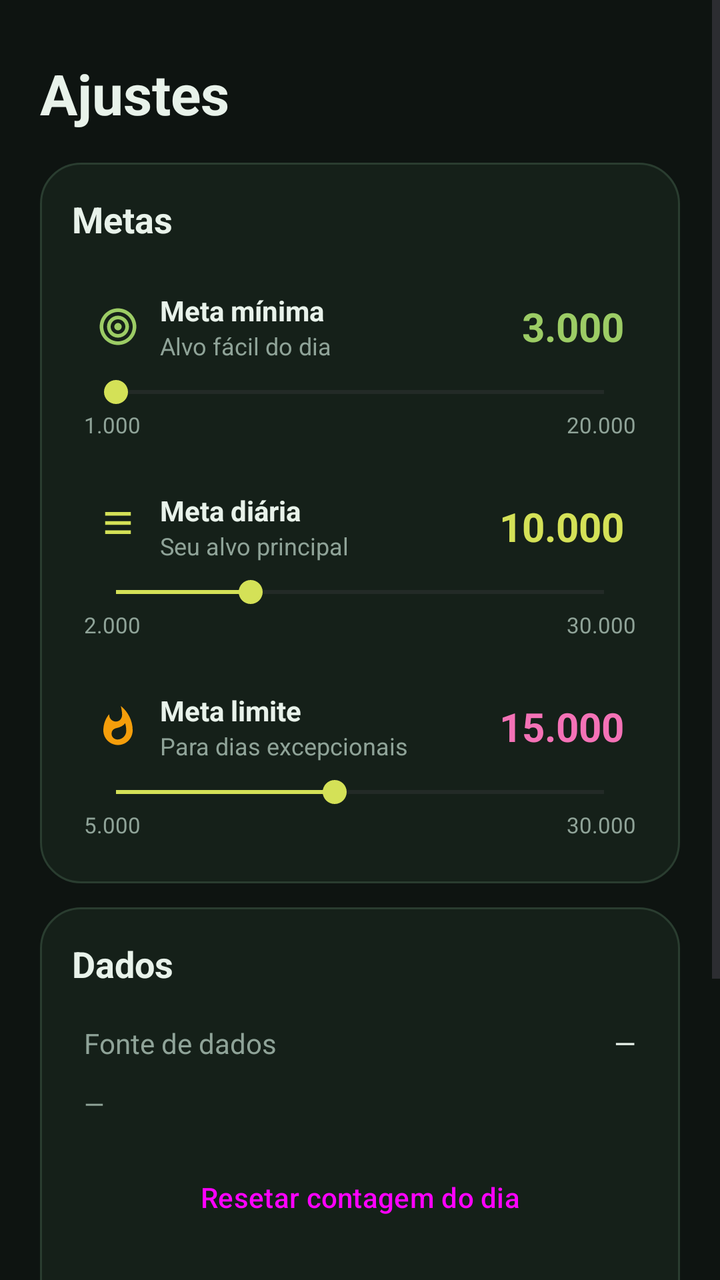
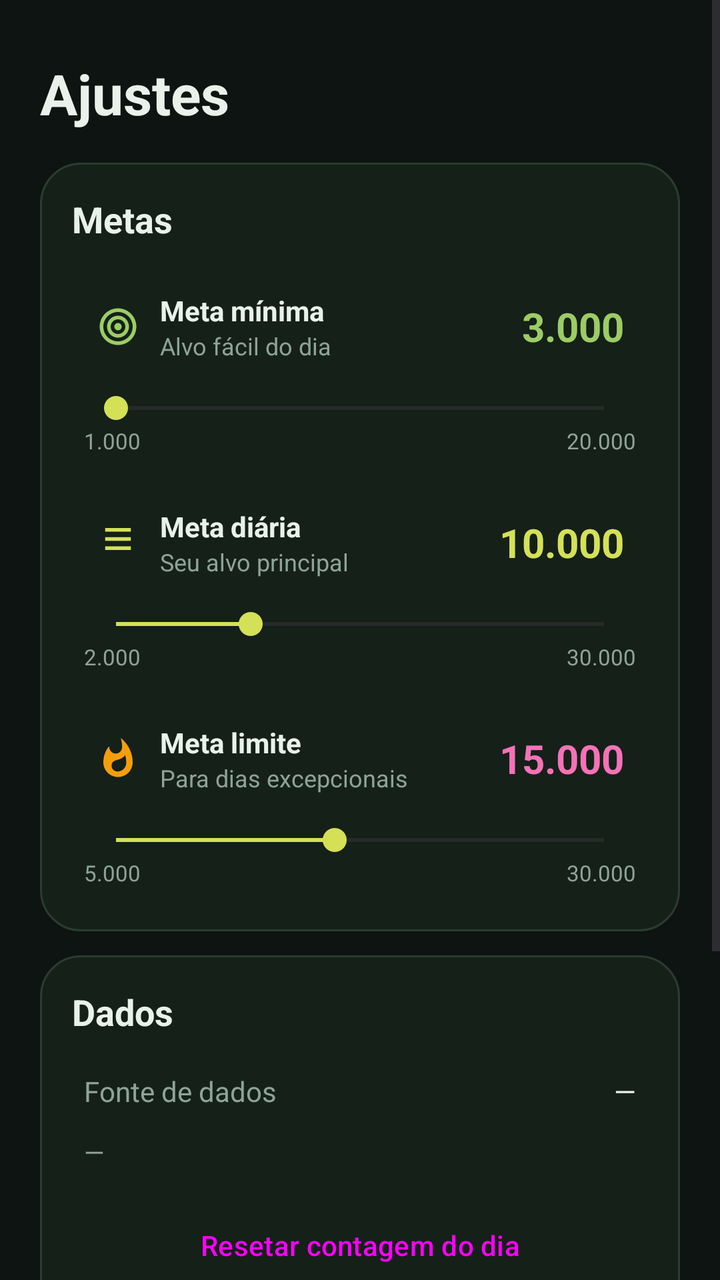

Screens rendered from an Android XML layout before and after an edit, with the pre-edit source and the edit as a unified diff.
<!-- AndroidManifest.xml: application theme Theme.StepLemon -->
<!-- res/layout/fragment_settings.xml -->
<?xml version="1.0" encoding="utf-8"?>
<ScrollView xmlns:android="http://schemas.android.com/apk/res/android"
    android:layout_width="match_parent"
    android:layout_height="match_parent"
    android:background="@color/lemon_bg"
    android:fillViewport="true">

    <LinearLayout
        android:layout_width="match_parent"
        android:layout_height="wrap_content"
        android:orientation="vertical"
        android:padding="20dp">

        <TextView
            android:layout_width="wrap_content"
            android:layout_height="wrap_content"
            android:text="@string/settings_title"
            android:textColor="@color/lemon_on_surface"
            android:textSize="28sp"
            android:textStyle="bold"
            android:paddingTop="8dp"
            android:paddingBottom="16dp"/>

        <LinearLayout
            android:layout_width="match_parent"
            android:layout_height="wrap_content"
            android:orientation="vertical"
            android:padding="16dp"
            android:layout_marginBottom="12dp"
            android:background="@drawable/bg_stat_card">

            <TextView
                android:layout_width="wrap_content"
                android:layout_height="wrap_content"
                android:text="@string/settings_goals"
                android:textColor="@color/lemon_on_surface"
                android:textSize="18sp"
                android:textStyle="bold"
                android:paddingBottom="12dp"/>

            <LinearLayout
                android:layout_width="match_parent"
                android:layout_height="wrap_content"
                android:orientation="vertical"
                android:padding="6dp"
                android:layout_marginBottom="8dp">

                <LinearLayout
                    android:layout_width="match_parent"
                    android:layout_height="wrap_content"
                    android:orientation="horizontal"
                    android:gravity="center_vertical"
                    android:padding="6dp">
                    <ImageView
                        android:layout_width="22dp" android:layout_height="22dp"
                        android:src="@drawable/ic_target"
                        android:contentDescription="@null"/>
                    <LinearLayout
                        android:layout_width="0dp" android:layout_weight="1"
                        android:layout_height="wrap_content"
                        android:layout_marginStart="10dp"
                        android:orientation="vertical">
                        <TextView
                            android:layout_width="wrap_content"
                            android:layout_height="wrap_content"
                            android:text="@string/settings_min_goal"
                            android:textColor="@color/lemon_on_surface"
                            android:textSize="14sp"
                            android:textStyle="bold"/>
                        <TextView
                            android:layout_width="wrap_content"
                            android:layout_height="wrap_content"
                            android:text="@string/settings_min_desc"
                            android:textColor="@color/lemon_text_dim"
                            android:textSize="12sp"/>
                    </LinearLayout>
                    <TextView
                        android:id="@+id/val_min_goal"
                        android:layout_width="wrap_content"
                        android:layout_height="wrap_content"
                        android:text="3.000"
                        android:textColor="@color/lemon_primary"
                        android:textSize="20sp"
                        android:textStyle="bold"/>
                </LinearLayout>

                <SeekBar
                    android:id="@+id/seek_min"
                    android:layout_width="match_parent"
                    android:layout_height="wrap_content"
                    android:max="19000"
                    android:progress="0"/>
                <LinearLayout
                    android:layout_width="match_parent"
                    android:layout_height="wrap_content"
                    android:orientation="horizontal">
                    <TextView
                        android:layout_width="wrap_content"
                        android:layout_height="wrap_content"
                        android:text="1.000"
                        android:textColor="@color/lemon_text_dim"
                        android:textSize="11sp"/>
                    <View
                        android:layout_width="0dp" android:layout_weight="1"
                        android:layout_height="0dp"/>
                    <TextView
                        android:layout_width="wrap_content"
                        android:layout_height="wrap_content"
                        android:text="20.000"
                        android:textColor="@color/lemon_text_dim"
                        android:textSize="11sp"/>
                </LinearLayout>
            </LinearLayout>

            <LinearLayout
                android:layout_width="match_parent"
                android:layout_height="wrap_content"
                android:orientation="vertical"
                android:padding="6dp"
                android:layout_marginBottom="8dp">

                <LinearLayout
                    android:layout_width="match_parent"
                    android:layout_height="wrap_content"
                    android:orientation="horizontal"
                    android:gravity="center_vertical"
                    android:padding="6dp">
                    <ImageView
                        android:layout_width="22dp" android:layout_height="22dp"
                        android:src="@drawable/ic_bolt"
                        android:contentDescription="@null"/>
                    <LinearLayout
                        android:layout_width="0dp" android:layout_weight="1"
                        android:layout_height="wrap_content"
                        android:layout_marginStart="10dp"
                        android:orientation="vertical">
                        <TextView
                            android:layout_width="wrap_content"
                            android:layout_height="wrap_content"
                            android:text="@string/settings_daily_goal"
                            android:textColor="@color/lemon_on_surface"
                            android:textSize="14sp"
                            android:textStyle="bold"/>
                        <TextView
                            android:layout_width="wrap_content"
                            android:layout_height="wrap_content"
                            android:text="@string/settings_daily_desc"
                            android:textColor="@color/lemon_text_dim"
                            android:textSize="12sp"/>
                    </LinearLayout>
                    <TextView
                        android:id="@+id/val_daily_goal"
                        android:layout_width="wrap_content"
                        android:layout_height="wrap_content"
                        android:text="10.000"
                        android:textColor="@color/lemon_secondary"
                        android:textSize="20sp"
                        android:textStyle="bold"/>
                </LinearLayout>

                <SeekBar
                    android:id="@+id/seek_daily"
                    android:layout_width="match_parent"
                    android:layout_height="wrap_content"
                    android:max="29000"
                    android:progress="8000"/>
                <LinearLayout
                    android:layout_width="match_parent"
                    android:layout_height="wrap_content"
                    android:orientation="horizontal">
                    <TextView
                        android:layout_width="wrap_content"
                        android:layout_height="wrap_content"
                        android:text="2.000"
                        android:textColor="@color/lemon_text_dim"
                        android:textSize="11sp"/>
                    <View
                        android:layout_width="0dp" android:layout_weight="1"
                        android:layout_height="0dp"/>
                    <TextView
                        android:layout_width="wrap_content"
                        android:layout_height="wrap_content"
                        android:text="30.000"
                        android:textColor="@color/lemon_text_dim"
                        android:textSize="11sp"/>
                </LinearLayout>
            </LinearLayout>

            <LinearLayout
                android:layout_width="match_parent"
                android:layout_height="wrap_content"
                android:orientation="vertical"
                android:padding="6dp">

                <LinearLayout
                    android:layout_width="match_parent"
                    android:layout_height="wrap_content"
                    android:orientation="horizontal"
                    android:gravity="center_vertical"
                    android:padding="6dp">
                    <ImageView
                        android:layout_width="22dp" android:layout_height="22dp"
                        android:src="@drawable/ic_flame"
                        android:contentDescription="@null"/>
                    <LinearLayout
                        android:layout_width="0dp" android:layout_weight="1"
                        android:layout_height="wrap_content"
                        android:layout_marginStart="10dp"
                        android:orientation="vertical">
                        <TextView
                            android:layout_width="wrap_content"
                            android:layout_height="wrap_content"
                            android:text="@string/settings_stretch_goal"
                            android:textColor="@color/lemon_on_surface"
                            android:textSize="14sp"
                            android:textStyle="bold"/>
                        <TextView
                            android:layout_width="wrap_content"
                            android:layout_height="wrap_content"
                            android:text="@string/settings_stretch_desc"
                            android:textColor="@color/lemon_text_dim"
                            android:textSize="12sp"/>
                    </LinearLayout>
                    <TextView
                        android:id="@+id/val_stretch_goal"
                        android:layout_width="wrap_content"
                        android:layout_height="wrap_content"
                        android:text="15.000"
                        android:textColor="@color/lemon_accent_pink"
                        android:textSize="20sp"
                        android:textStyle="bold"/>
                </LinearLayout>

                <SeekBar
                    android:id="@+id/seek_stretch"
                    android:layout_width="match_parent"
                    android:layout_height="wrap_content"
                    android:max="29000"
                    android:progress="13000"/>
                <LinearLayout
                    android:layout_width="match_parent"
                    android:layout_height="wrap_content"
                    android:orientation="horizontal">
                    <TextView
                        android:layout_width="wrap_content"
                        android:layout_height="wrap_content"
                        android:text="5.000"
                        android:textColor="@color/lemon_text_dim"
                        android:textSize="11sp"/>
                    <View
                        android:layout_width="0dp" android:layout_weight="1"
                        android:layout_height="0dp"/>
                    <TextView
                        android:layout_width="wrap_content"
                        android:layout_height="wrap_content"
                        android:text="30.000"
                        android:textColor="@color/lemon_text_dim"
                        android:textSize="11sp"/>
                </LinearLayout>
            </LinearLayout>

        </LinearLayout>

        <LinearLayout
            android:layout_width="match_parent"
            android:layout_height="wrap_content"
            android:orientation="vertical"
            android:padding="16dp"
            android:layout_marginBottom="12dp"
            android:background="@drawable/bg_stat_card">

            <TextView
                android:layout_width="wrap_content"
                android:layout_height="wrap_content"
                android:text="@string/settings_data"
                android:textColor="@color/lemon_on_surface"
                android:textSize="18sp"
                android:textStyle="bold"
                android:paddingBottom="12dp"/>

            <LinearLayout
                android:layout_width="match_parent"
                android:layout_height="wrap_content"
                android:orientation="horizontal"
                android:padding="6dp"
                android:gravity="center_vertical">
                <TextView
                    android:layout_width="0dp" android:layout_weight="1"
                    android:layout_height="wrap_content"
                    android:text="@string/settings_source"
                    android:textColor="@color/lemon_text_dim"
                    android:textSize="14sp"/>
                <TextView
                    android:id="@+id/settings_source"
                    android:layout_width="wrap_content"
                    android:layout_height="wrap_content"
                    android:text="—"
                    android:textColor="@color/lemon_on_surface"
                    android:textSize="14sp"/>
            </LinearLayout>

            <LinearLayout
                android:layout_width="match_parent"
                android:layout_height="wrap_content"
                android:orientation="vertical"
                android:padding="6dp">
                <TextView
                    android:id="@+id/settings_zepp_status"
                    android:layout_width="wrap_content"
                    android:layout_height="wrap_content"
                    android:text="—"
                    android:textColor="@color/lemon_text_dim"
                    android:textSize="13sp"/>
            </LinearLayout>

            <Button
                android:id="@+id/btn_reset"
                android:layout_width="match_parent"
                android:layout_height="wrap_content"
                android:text="@string/settings_reset"
                android:layout_marginTop="8dp"
                style="@style/Widget.Material3.Button.OutlinedButton"/>

            <Button
                android:id="@+id/btn_debug_zepp"
                android:layout_width="match_parent"
                android:layout_height="wrap_content"
                android:text="Debug: schema Zepp"
                android:layout_marginTop="4dp"
                style="@style/Widget.Material3.Button.TextButton"/>

        </LinearLayout>

        <LinearLayout
            android:layout_width="match_parent"
            android:layout_height="wrap_content"
            android:orientation="vertical"
            android:padding="16dp"
            android:background="@drawable/bg_stat_card">

            <TextView
                android:layout_width="wrap_content"
                android:layout_height="wrap_content"
                android:text="@string/settings_about"
                android:textColor="@color/lemon_on_surface"
                android:textSize="18sp"
                android:textStyle="bold"
                android:paddingBottom="6dp"/>
            <TextView
                android:layout_width="match_parent"
                android:layout_height="wrap_content"
                android:text="@string/settings_about_text"
                android:textColor="@color/lemon_text_dim"
                android:textSize="13sp"
                android:lineSpacingExtra="2dp"/>

        </LinearLayout>

    </LinearLayout>

</ScrollView>
<!-- resources referenced by this layout -->
<resources>
  <color name="lemon_accent_pink">#F472B6</color>
  <color name="lemon_bg">#0E1411</color>
  <color name="lemon_on_surface">#E8F2EA</color>
  <color name="lemon_primary">#9CCC65</color>
  <color name="lemon_secondary">#D4E157</color>
  <color name="lemon_text_dim">#8FA398</color>
  <!-- drawable bg_stat_card (drawable) -->
  <?xml version="1.0" encoding="utf-8"?>
  <shape xmlns:android="http://schemas.android.com/apk/res/android"
      android:shape="rectangle">
      <solid android:color="@color/lemon_surface" />
      <corners android:radius="20dp" />
      <stroke android:width="1dp" android:color="@color/lemon_outline_dim" />
  </shape>
  <!-- drawable ic_bolt (drawable) -->
  <vector xmlns:android="http://schemas.android.com/apk/res/android"
      android:width="24dp" android:height="24dp"
      android:viewportWidth="24" android:viewportHeight="24">
      <path android:fillColor="@color/lemon_secondary"
          android:pathData="M5,16L19,16L19,14L5,14zM5,11L19,11L19,9L5,9zM5,6L19,6L19,4L5,4z"/>
  </vector>
  <!-- drawable ic_flame (drawable) -->
  <vector xmlns:android="http://schemas.android.com/apk/res/android"
      android:width="24dp" android:height="24dp"
      android:viewportWidth="24" android:viewportHeight="24">
      <path android:fillColor="@color/lemon_accent_orange"
          android:pathData="M13.5,0.67s0.74,2.65 0.74,4.8c0,2.06 -1.35,3.73 -3.41,3.73 -2.07,0 -3.63,-1.67 -3.63,-3.73l0.03,-0.36C5.21,7.51 4,10.62 4,14c0,4.42 3.58,8 8,8s8,-3.58 8,-8C20,8.61 17.41,3.8 13.5,0.67zM11.71,19c-1.78,0 -3.22,-1.4 -3.22,-3.14 0,-1.62 1.05,-2.76 2.81,-3.12 1.77,-0.36 3.6,-1.21 4.62,-2.58 0.39,1.29 0.59,2.65 0.59,4.04 0,2.65 -2.15,4.8 -4.8,4.8z"/>
  </vector>
  <!-- drawable ic_target (drawable) -->
  <vector xmlns:android="http://schemas.android.com/apk/res/android"
      android:width="24dp" android:height="24dp"
      android:viewportWidth="24" android:viewportHeight="24">
      <path android:fillColor="@color/lemon_primary"
          android:pathData="M12,2C6.48,2 2,6.48 2,12s4.48,10 10,10 10,-4.48 10,-10S17.52,2 12,2zM12,20c-4.42,0 -8,-3.58 -8,-8s3.58,-8 8,-8 8,3.58 8,8 -3.58,8 -8,8zM12,6c-3.31,0 -6,2.69 -6,6s2.69,6 6,6 6,-2.69 6,-6 -2.69,-6 -6,-6zM12,16c-2.21,0 -4,-1.79 -4,-4s1.79,-4 4,-4 4,1.79 4,4 -1.79,4 -4,4zM12,10c-1.1,0 -2,0.9 -2,2s0.9,2 2,2 2,-0.9 2,-2 -0.9,-2 -2,-2z"/>
  </vector>
  <string name="settings_about">Sobre</string>
  <string name="settings_about_text">StepLemon lê passos do Zepp Life (Mi Fitness) ou do sensor nativo do Android. Sem login, sem nuvem, sem rastreio.</string>
  <string name="settings_daily_desc">Seu alvo principal</string>
  <string name="settings_daily_goal">Meta diária</string>
  <string name="settings_data">Dados</string>
  <string name="settings_goals">Metas</string>
  <string name="settings_min_desc">Alvo fácil do dia</string>
  <string name="settings_min_goal">Meta mínima</string>
  <string name="settings_reset">Resetar contagem do dia</string>
  <string name="settings_source">Fonte de dados</string>
  <string name="settings_stretch_desc">Para dias excepcionais</string>
  <string name="settings_stretch_goal">Meta limite</string>
  <string name="settings_title">Ajustes</string>
  <color name="lemon_surface">#152019</color>
  <color name="lemon_outline_dim">#2A3D30</color>
  <color name="lemon_accent_orange">#F59E0B</color>
  <color name="lemon_on_primary">#0E1411</color>
  <color name="lemon_on_secondary">#0E1411</color>
  <color name="lemon_outline">#3D5A45</color>
  <color name="lemon_surface_alt">#1B2A21</color>
</resources>

<!-- the commit's change to res/layout/fragment_settings.xml (unified diff, before → after) -->
@@ -84,6 +84,14 @@
                         android:textStyle="bold"/>
                 </LinearLayout>
 
+                
+                <LinearLayout
+                    android:id="@+id/chips_min_anchor"
+                    android:layout_width="match_parent"
+                    android:layout_height="wrap_content"
+                    android:orientation="vertical"
+                    android:paddingTop="6dp"
+                    android:paddingBottom="2dp"/>
                 <SeekBar
                     android:id="@+id/seek_min"
                     android:layout_width="match_parent"
@@ -158,6 +166,14 @@
                         android:textStyle="bold"/>
                 </LinearLayout>
 
+                
+                <LinearLayout
+                    android:id="@+id/chips_daily_anchor"
+                    android:layout_width="match_parent"
+                    android:layout_height="wrap_content"
+                    android:orientation="vertical"
+                    android:paddingTop="6dp"
+                    android:paddingBottom="2dp"/>
                 <SeekBar
                     android:id="@+id/seek_daily"
                     android:layout_width="match_parent"
@@ -231,6 +247,14 @@
                         android:textStyle="bold"/>
                 </LinearLayout>
 
+                
+                <LinearLayout
+                    android:id="@+id/chips_stretch_anchor"
+                    android:layout_width="match_parent"
+                    android:layout_height="wrap_content"
+                    android:orientation="vertical"
+                    android:paddingTop="6dp"
+                    android:paddingBottom="2dp"/>
                 <SeekBar
                     android:id="@+id/seek_stretch"
                     android:layout_width="match_parent"
